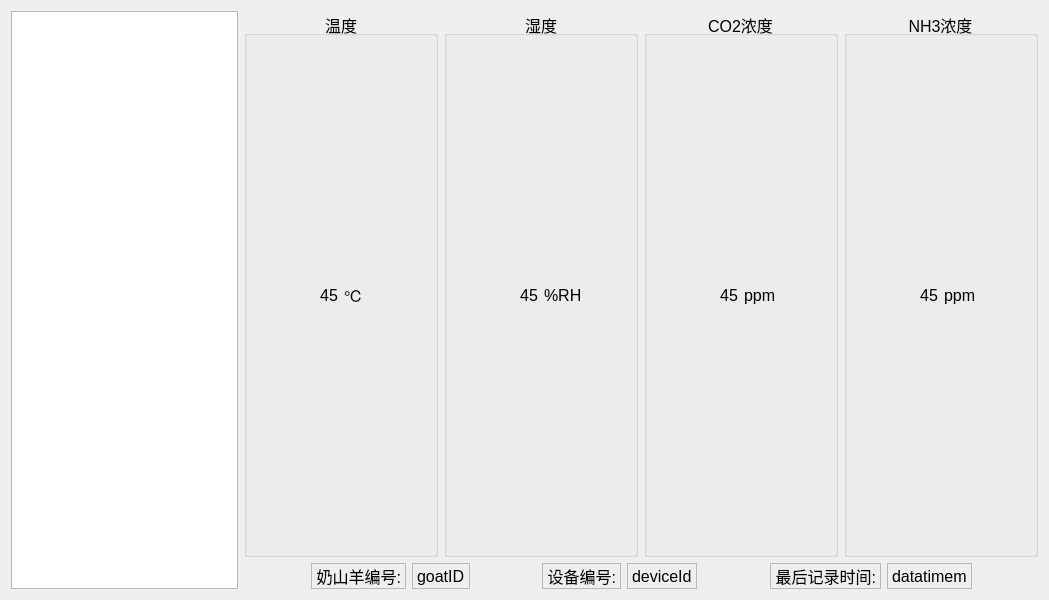
The window that informationform.ui (po-ppy/Goat) describes before a commit, drawn with Qt 5.
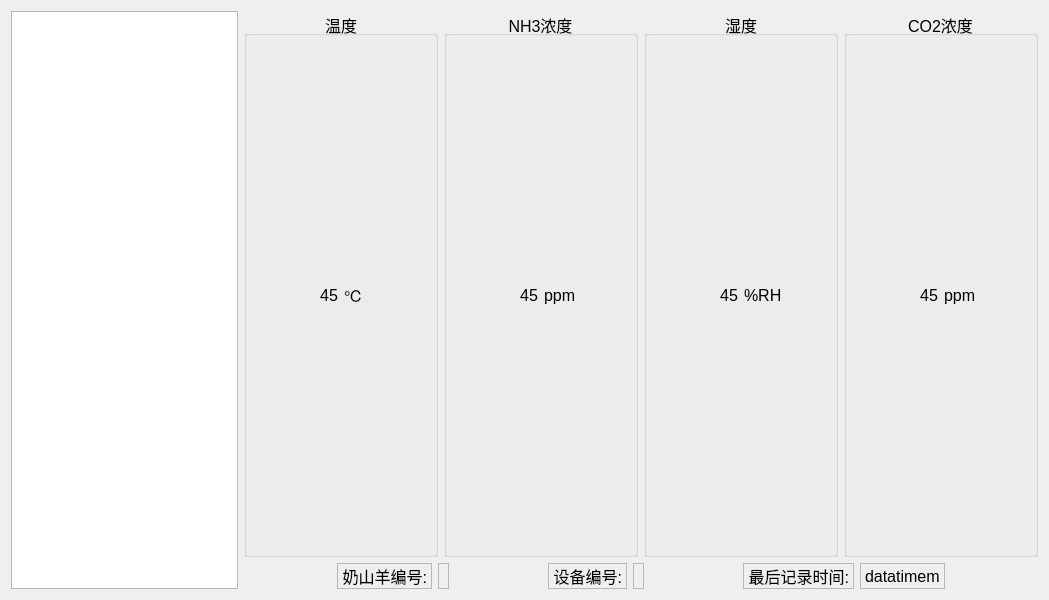
The same window after the commit.

Commit message: 完成度90%

What changed in the file:
```diff
--- a/informationform.ui
+++ b/informationform.ui
@@ -65,6 +65,39 @@
            </layout>
           </widget>
          </item>
+         <item>
+          <widget class="QGroupBox" name="groupBox_4">
+           <property name="title">
+            <string>NH3浓度</string>
+           </property>
+           <property name="alignment">
+            <set>Qt::AlignCenter</set>
+           </property>
+           <layout class="QVBoxLayout" name="verticalLayout_4">
+            <item>
+             <layout class="QHBoxLayout" name="horizontalLayout_4">
+              <item>
+               <widget class="QLabel" name="anqiLabel">
+                <property name="text">
+                 <string>45</string>
+                </property>
+                <property name="alignment">
+                 <set>Qt::AlignRight|Qt::AlignTrailing|Qt::AlignVCenter</set>
+                </property>
+               </widget>
+              </item>
+              <item>
+               <widget class="QLabel" name="label_5">
+                <property name="text">
+                 <string>ppm</string>
+                </property>
+               </widget>
+              </item>
+             </layout>
+            </item>
+           </layout>
+          </widget>
+         </item>
          <item>
           <widget class="QGroupBox" name="groupBox_2">
            <property name="title">
@@ -131,39 +164,6 @@
            </layout>
           </widget>
          </item>
-         <item>
-          <widget class="QGroupBox" name="groupBox_4">
-           <property name="title">
-            <string>NH3浓度</string>
-           </property>
-           <property name="alignment">
-            <set>Qt::AlignCenter</set>
-           </property>
-           <layout class="QVBoxLayout" name="verticalLayout_4">
-            <item>
-             <layout class="QHBoxLayout" name="horizontalLayout_4">
-              <item>
-               <widget class="QLabel" name="anqiLabel">
-                <property name="text">
-                 <string>45</string>
-                </property>
-                <property name="alignment">
-                 <set>Qt::AlignRight|Qt::AlignTrailing|Qt::AlignVCenter</set>
-                </property>
-               </widget>
-              </item>
-              <item>
-               <widget class="QLabel" name="label_5">
-                <property name="text">
-                 <string>ppm</string>
-                </property>
-               </widget>
-              </item>
-             </layout>
-            </item>
-           </layout>
-          </widget>
-         </item>
         </layout>
        </item>
        <item>
@@ -203,7 +203,7 @@
             <enum>QFrame::Plain</enum>
            </property>
            <property name="text">
-            <string>goatID</string>
+            <string/>
            </property>
           </widget>
          </item>
@@ -239,7 +239,7 @@
             <enum>QFrame::StyledPanel</enum>
            </property>
            <property name="text">
-            <string>deviceId</string>
+            <string/>
            </property>
           </widget>
          </item>
```
The commit also changes 2 other files.
